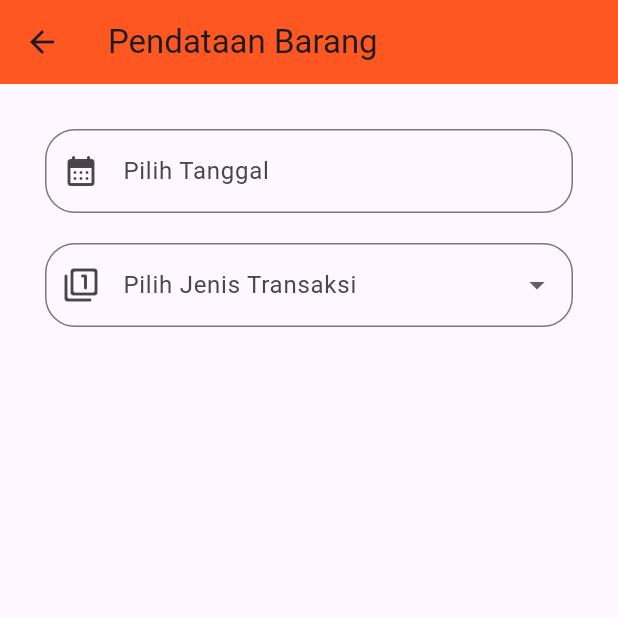
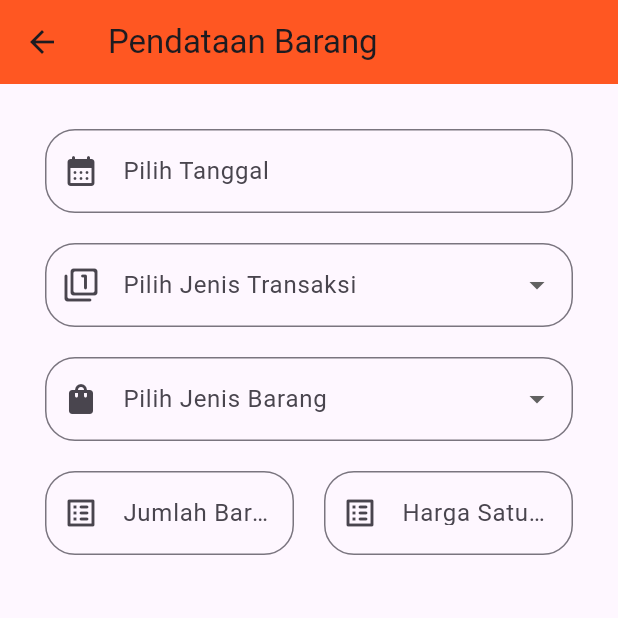
Before and after one commit to abrayudhistira/20220140102_UCP1Flutter, a Flutter app: the AddBarang screen opened by its route, on a phone screen of 412 x 824 dp, the top half of it. Run offline on Flutter 3.47's test engine with Material 3 defaults, Android fonts, the phone set to English and light mode, and no system bars.

```diff
--- a/lib/barang/addBarang.dart
+++ b/lib/barang/addBarang.dart
@@ -10,19 +10,28 @@ class AddBarang extends StatefulWidget {
 class _AddBarangState extends State<AddBarang> {
 
   late TextEditingController _dateController;
+  late TextEditingController _jumlahBarangController;
+  late TextEditingController _hargaSatuanController;
 
   final List<String> jenisTransaksiList = <String>['Barang Masuk', 'Barang Keluar'];
   String? _selectedJenisTransaksi;
+
+  final List<String> jenisBarangList = <String>['Carrier', 'Sleeping Bag', 'Tenda', 'Sepatu'];
+  String? _selectedJenisBarang;
 
   @override
   void initState() {
     super.initState();
     _dateController = TextEditingController();
+    _jumlahBarangController = TextEditingController();
+    _hargaSatuanController = TextEditingController();
   }
 
   @override
   void dispose() {
     _dateController.dispose();
+    _jumlahBarangController.dispose();
+    _hargaSatuanController.dispose();
     super.dispose();
   }
 
@@ -101,7 +110,102 @@ class _AddBarangState extends State<AddBarang> {
                     }
                     return null;
                   },
-                )
+                ),
+                const SizedBox(
+                  height: 20,
+                ),
+                DropdownButtonFormField(
+                  value: _selectedJenisBarang,
+                  decoration: InputDecoration(
+                    labelText: 'Pilih Jenis Barang',
+                    prefixIcon: const Icon(Icons.shopping_bag_rounded),
+                    border: OutlineInputBorder(
+                      borderRadius: BorderRadius.circular(20),
+                    ),
+                  ),
+                  items: jenisBarangList.map((String value) {
+                    return DropdownMenuItem<String>(
+                      value: value,
+                      child: Text(value),
+                    );
+                  }).toList(),
+                  onChanged: (String? newValue){
+                    setState(() {
+                      _selectedJenisBarang = newValue!;
+                      if (newValue == 'Carrier') {
+                        _hargaSatuanController.text = '250000';
+                      } else if (newValue == 'Sleeping Bag') {
+                        _hargaSatuanController.text = '150000';
+                      } else if (newValue == 'Tenda') {
+                        _hargaSatuanController.text = '500000';
+                      } else if (newValue == 'Sepatu') {
+                        _hargaSatuanController.text = '300000';
+                      }
+                    });
+                  },
+                  validator: (value) {
+                    if (value == null || value.isEmpty) {
+                      return 'Harap Pilih Jenis Transaksi';
+                    }
+                    return null;
+                  },
+                ),
+                const SizedBox(
+                  height: 20,
+                ),
+                Row(
+                  children: [
+                    Expanded(
+                      child: Column(
+                        children: [
+                          TextFormField(
+                            controller: _jumlahBarangController,
+                            keyboardType: TextInputType.number,
+                            decoration: InputDecoration(
+                              labelText: 'Jumlah Barang',
+                              prefixIcon: const Icon(Icons.list_alt_rounded),
+                              border: OutlineInputBorder(
+                                borderRadius: BorderRadius.circular(20),
+                              ),
+                            ),
+                            validator: (value) {
+                              if (value == null || value.isEmpty) {
+                                return 'Harap Masukkan Jumlah Barang';
+                              }
+                              return null;
+                            },
+                          ),
+                        ],
+                      ),
+                    ),
+                    const SizedBox(
+                      width: 20,
+                    ),
+                    Expanded(
+                      child: Column(
+                        children: [
+                          TextFormField(
+                            controller: _hargaSatuanController,
+                            readOnly: true,
+                            decoration: InputDecoration(
+                              labelText: 'Harga Satuan',
+                              prefixIcon: const Icon(Icons.list_alt_rounded),
+                              border: OutlineInputBorder(
+                                borderRadius: BorderRadius.circular(20),
+                              ),
+                            ),
+                            validator: (value) {
+                              if (value == null || value.isEmpty) {
+                                return 'Harga Kosong';
+                              }
+                              return null;
+                            },
+                          ),
+                        ],
+                      ),
+                    ),
+                  ],
+                ),
               ],
             ),
           ),
```
